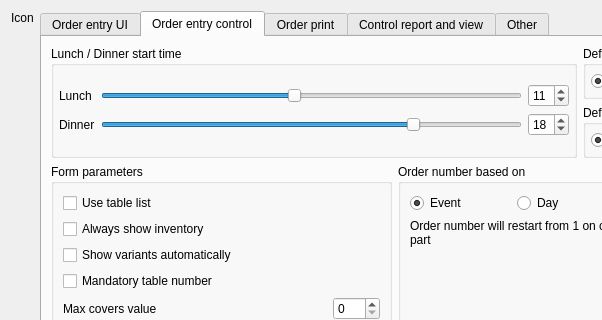
Before: the Qt Designer form App/Ui/SettingsDialog.ui in paolodestefani/pySagra, drawn with Qt 5; both pictures show x 0 to 602 and y 0 to 320 of the 760 by 588 pixel window.
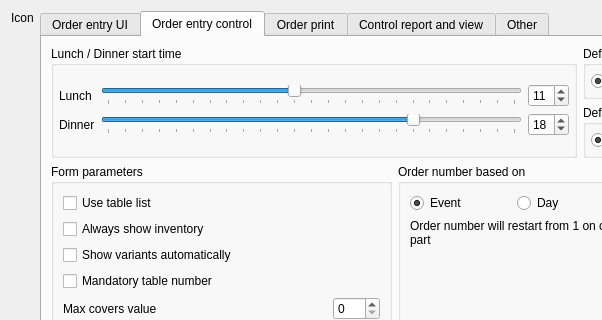
After: the same form once the commit is applied. The open tabs and pages were chosen to show the change. Custom widgets are drawn as their Qt base class.

Patch:
```diff
--- a/App/Ui/SettingsDialog.ui
+++ b/App/Ui/SettingsDialog.ui
@@ -616,6 +616,15 @@
                   <property name="orientation">
                    <enum>Qt::Orientation::Horizontal</enum>
                   </property>
+                  <property name="invertedAppearance">
+                   <bool>false</bool>
+                  </property>
+                  <property name="tickPosition">
+                   <enum>QSlider::TickPosition::TicksBelow</enum>
+                  </property>
+                  <property name="tickInterval">
+                   <number>1</number>
+                  </property>
                  </widget>
                 </item>
                 <item row="0" column="2">
@@ -646,9 +655,21 @@
                   <property name="value">
                    <number>18</number>
                   </property>
+                  <property name="sliderPosition">
+                   <number>18</number>
+                  </property>
                   <property name="orientation">
                    <enum>Qt::Orientation::Horizontal</enum>
                   </property>
+                  <property name="invertedAppearance">
+                   <bool>false</bool>
+                  </property>
+                  <property name="tickPosition">
+                   <enum>QSlider::TickPosition::TicksBelow</enum>
+                  </property>
+                  <property name="tickInterval">
+                   <number>1</number>
+                  </property>
                  </widget>
                 </item>
                 <item row="1" column="2">
```
